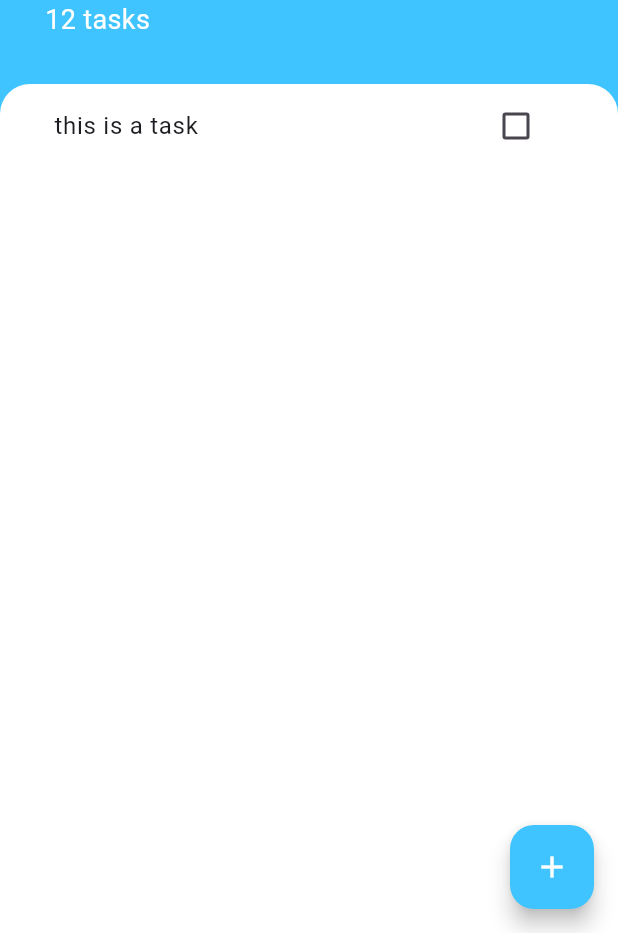
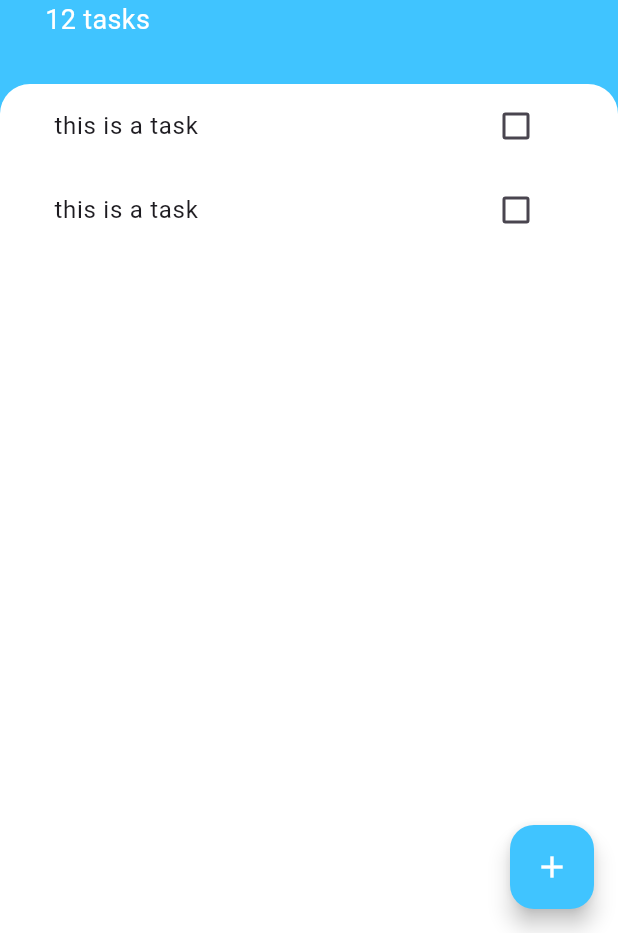
Before and after one commit to aarogyaojha/todoey, a Flutter app: the screen it shows after launch, on a phone screen of 412 x 824 dp, the part 303-1236 px from its top. Run offline on Flutter 3.47's test engine with Material 3 defaults, Android fonts, the phone set to English and light mode, and no system bars.

Commit message:
refactoring code

```diff
--- a/lib/screens/tasks_screen.dart
+++ b/lib/screens/tasks_screen.dart
@@ -1,4 +1,6 @@
 import 'package:flutter/material.dart';
+
+import '../widgets/tasks_list.dart';
 
 class TasksScreen extends StatelessWidget {
   const TasksScreen({super.key});
@@ -55,14 +57,7 @@ class TasksScreen extends StatelessWidget {
                   topRight: Radius.circular(20),
                 ),
               ),
-              child: ListView(
-                children: [
-                  ListTile(
-                    title: Text("this is a task"),
-                    trailing: Checkbox(value: false, onChanged: (value) {}),
-                  ),
-                ],
-              ),
+              child: TasksList(),
             ),
           ),
         ],
--- /dev/null
+++ b/lib/widgets/tasks_list.dart
@@ -0,0 +1,11 @@
+import 'package:flutter/material.dart';
+import 'package:todoey/widgets/tasks_tile.dart';
+
+class TasksList extends StatelessWidget {
+  const TasksList({super.key});
+
+  @override
+  Widget build(BuildContext context) {
+    return ListView(children: [TasksTile(), TasksTile()]);
+  }
+}
--- /dev/null
+++ b/lib/widgets/tasks_tile.dart
@@ -0,0 +1,13 @@
+import 'package:flutter/material.dart';
+
+class TasksTile extends StatelessWidget {
+  const TasksTile({super.key});
+
+  @override
+  Widget build(BuildContext context) {
+    return ListTile(
+      title: Text("this is a task"),
+      trailing: Checkbox(value: false, onChanged: (value) {}),
+    );
+  }
+}
```
